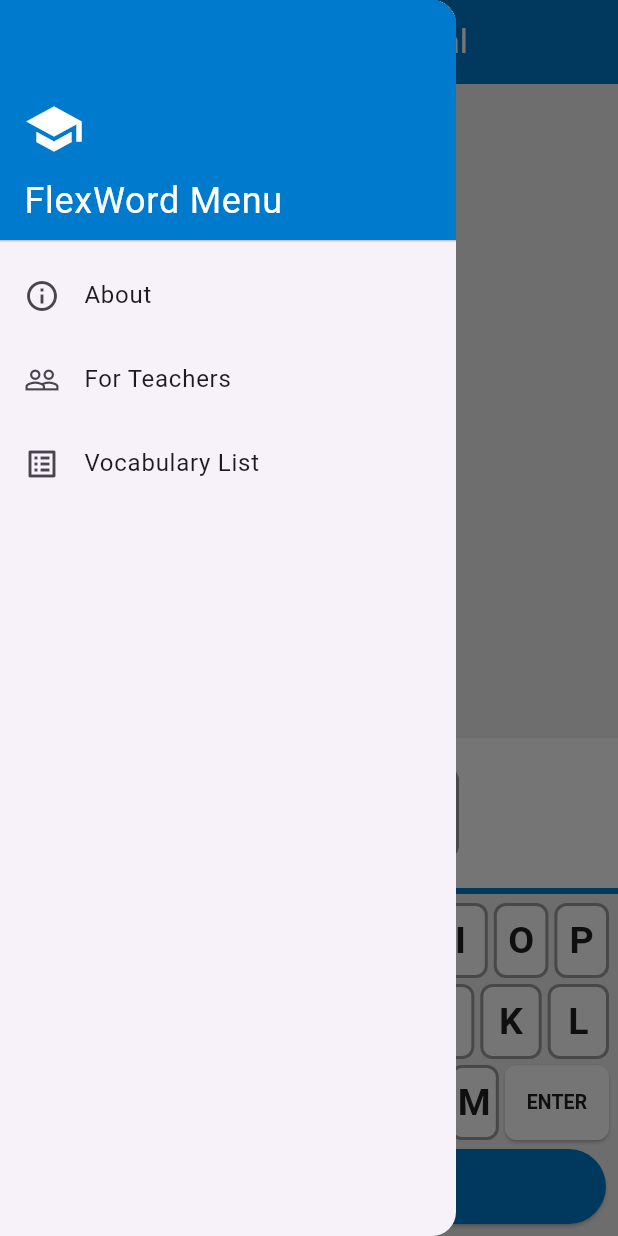
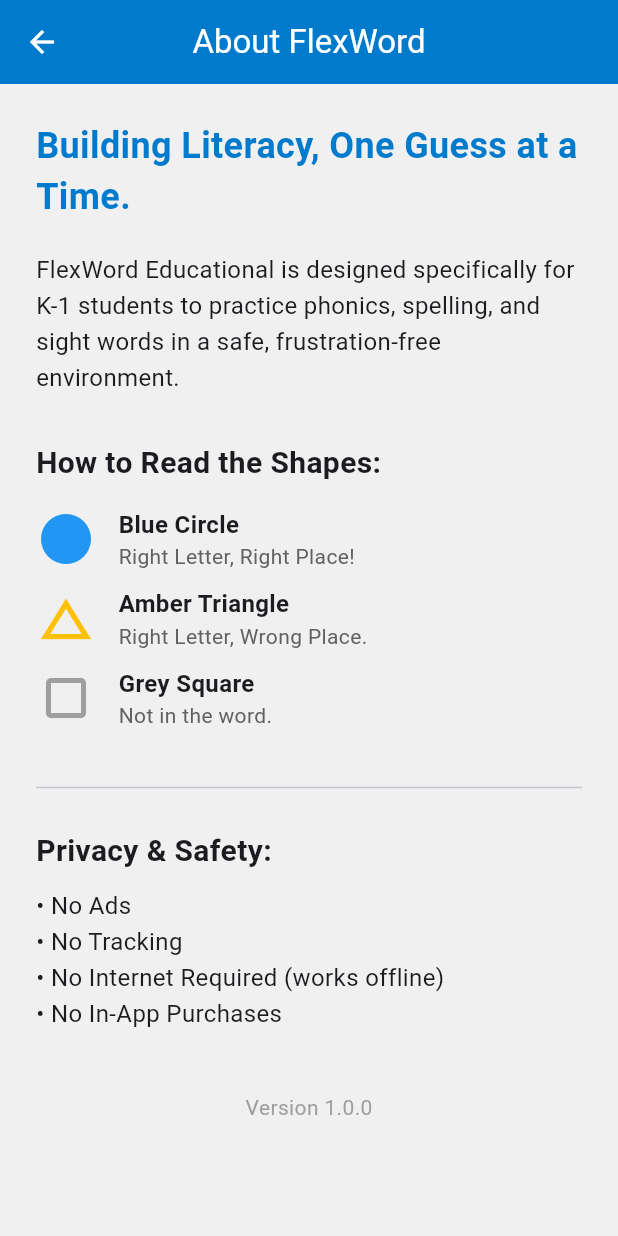
Before and after one commit to forkliftdev/flex_word_educational, a Flutter app: the screen it shows after launch, in the side drawer, after a tap on "About", on a phone screen of 412 x 824 dp. Run offline on Flutter 3.47's test engine with Material 3 defaults, Android fonts, the phone set to English and light mode, and no system bars; our stand-ins replace go_router.

Commit message:
created about page

```diff
--- a/lib/main.dart
+++ b/lib/main.dart
@@ -1,7 +1,8 @@
 import 'package:flutter/material.dart';
-import 'package:go_router/go_router.dart'; // NEW IMPORT
+import 'package:go_router/go_router.dart';
 import 'constants/app_colors.dart';
 import 'screens/game_screen.dart';
+import 'screens/about_screen.dart'; // NEW IMPORT
 
 void main() {
   runApp(const FlexWordApp());
@@ -12,34 +13,37 @@
 
   @override
   Widget build(BuildContext context) {
-    // SETUP THE ROUTER
     final GoRouter _router = GoRouter(
       routes: [
+        // ROUTE 1: The Game (Home)
         GoRoute(
           path: '/',
           builder: (context, state) {
-            // 1. LISTEN: Check for 'list' in the URL (e.g. ?list=CAT,DOG)
             final String? rawList = state.uri.queryParameters['list'];
-
             List<String>? teacherList;
 
-            // 2. PARSE: If we found a list, clean it up!
             if (rawList != null && rawList.isNotEmpty) {
               teacherList = rawList
-                  .split(',') // Split by comma
-                  .map((e) => e.trim().toUpperCase()) // Remove spaces, make CAPS
-                  .where((e) => e.length == 3) // Only allow 3-letter words
+                  .split(',')
+                  .map((e) => e.trim().toUpperCase())
+                  .where((e) => e.length == 3)
                   .toList();
             }
+            return GameScreen(teacherList: teacherList);
+          },
+        ),
 
-            // 3. LAUNCH: Pass the list (if it exists) to the GameScreen
-            return GameScreen(teacherList: teacherList);
+        // ROUTE 2: About Page (NEW!)
+        GoRoute(
+          path: '/about',
+          builder: (context, state) {
+            return const AboutScreen();
           },
         ),
       ],
     );
 
-    return MaterialApp.router( // CHANGED TO .router
+    return MaterialApp.router(
       title: 'FlexWord Educational',
       debugShowCheckedModeBanner: false,
       theme: ThemeData(
@@ -47,7 +51,7 @@
         scaffoldBackgroundColor: AppColors.backgroundGray,
         useMaterial3: true,
       ),
-      routerConfig: _router, // CONNECT THE ROUTER
+      routerConfig: _router,
     );
   }
 }
--- /dev/null
+++ b/lib/screens/about_screen.dart
@@ -0,0 +1,99 @@
+import 'package:flutter/material.dart';
+import '../constants/app_colors.dart';
+
+class AboutScreen extends StatelessWidget {
+  const AboutScreen({super.key});
+
+  @override
+  Widget build(BuildContext context) {
+    return Scaffold(
+      appBar: AppBar(
+        title: const Text("About FlexWord", style: TextStyle(color: Colors.white)),
+        backgroundColor: AppColors.techBlue,
+        centerTitle: true,
+        iconTheme: const IconThemeData(color: Colors.white), // Makes back arrow white
+      ),
+      body: SingleChildScrollView(
+        padding: const EdgeInsets.all(24.0),
+        child: Column(
+          crossAxisAlignment: CrossAxisAlignment.start,
+          children: [
+            // HEADING
+            const Text(
+              "Building Literacy, One Guess at a Time.",
+              style: TextStyle(
+                fontSize: 24,
+                fontWeight: FontWeight.bold,
+                color: AppColors.techBlue
+              ),
+            ),
+            const SizedBox(height: 20),
+
+            // INTRO TEXT
+            const Text(
+              "FlexWord Educational is designed specifically for K-1 students to practice phonics, spelling, and sight words in a safe, frustration-free environment.",
+              style: TextStyle(fontSize: 16, height: 1.5),
+            ),
+            const SizedBox(height: 30),
+
+            // LEGEND EXPLANATION
+            const Text(
+              "How to Read the Shapes:",
+              style: TextStyle(fontSize: 20, fontWeight: FontWeight.bold),
+            ),
+            const SizedBox(height: 15),
+
+            _buildLegendRow(Icons.circle, Colors.blue, "Blue Circle", "Right Letter, Right Place!"),
+            const SizedBox(height: 10),
+            _buildLegendRow(Icons.change_history, Colors.amber, "Amber Triangle", "Right Letter, Wrong Place."),
+            const SizedBox(height: 10),
+            _buildLegendRow(Icons.crop_square, Colors.grey, "Grey Square", "Not in the word."),
+
+            const SizedBox(height: 30),
+
+            // DIVIDER
+            const Divider(),
+            const SizedBox(height: 20),
+
+            // PRIVACY NOTE
+            const Text(
+              "Privacy & Safety:",
+              style: TextStyle(fontSize: 20, fontWeight: FontWeight.bold),
+            ),
+            const SizedBox(height: 10),
+            const Text(
+              "• No Ads\n• No Tracking\n• No Internet Required (works offline)\n• No In-App Purchases",
+              style: TextStyle(fontSize: 16, height: 1.5),
+            ),
+
+            const SizedBox(height: 40),
+            Center(
+              child: Text(
+                "Version 1.0.0",
+                style: TextStyle(color: Colors.grey[500]),
+              ),
+            ),
+          ],
+        ),
+      ),
+    );
+  }
+
+  Widget _buildLegendRow(IconData icon, Color color, String title, String desc) {
+    return Row(
+      children: [
+        Icon(icon, color: color, size: 40),
+        const SizedBox(width: 15),
+        Expanded(
+          child: Column(
+            crossAxisAlignment: CrossAxisAlignment.start,
+            children: [
+              Text(title, style: const TextStyle(fontWeight: FontWeight.bold, fontSize: 16)),
+              Text(desc, style: TextStyle(color: Colors.grey[700])),
+            ],
+          ),
+        )
+      ],
+    );
+  }
+}
--- a/lib/screens/game_screen.dart
+++ b/lib/screens/game_screen.dart
@@ -5,6 +5,7 @@
 import '../constants/game_words.dart';
 import '../widgets/custom_keyboard.dart';
 import '../widgets/status_tile.dart';
+import 'package:go_router/go_router.dart';
 
 class GameScreen extends StatefulWidget {
   // Accept an optional list from the URL (passed from main.dart)
@@ -243,7 +244,8 @@
                 ],
               ),
             ),
-            ListTile(leading: const Icon(Icons.info_outline), title: const Text('About'), onTap: () { }),
+            ListTile(leading: const Icon(Icons.info_outline), title: const Text('About'), onTap: () {Navigator.pop(context); // Close the drawer first
+                context.push('/about');},), // Go to the page}),
             ListTile(leading: const Icon(Icons.people_outline), title: const Text('For Teachers'), onTap: () { }),
             ListTile(leading: const Icon(Icons.list_alt), title: const Text('Vocabulary List'), onTap: () { }),
           ],
```
